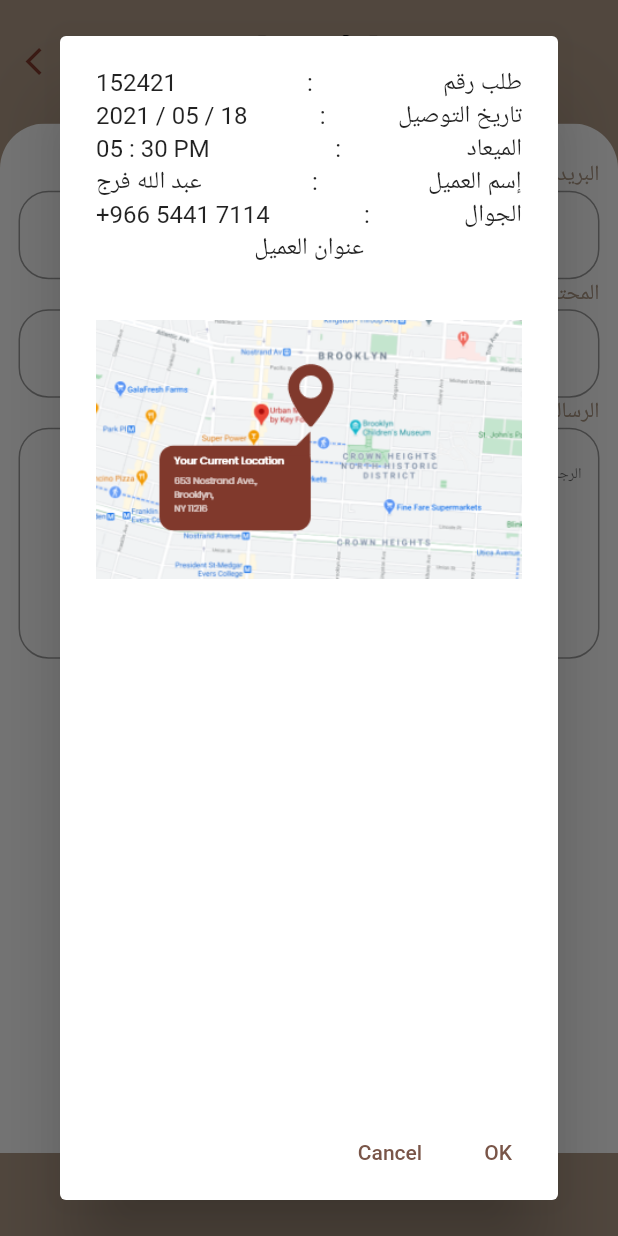
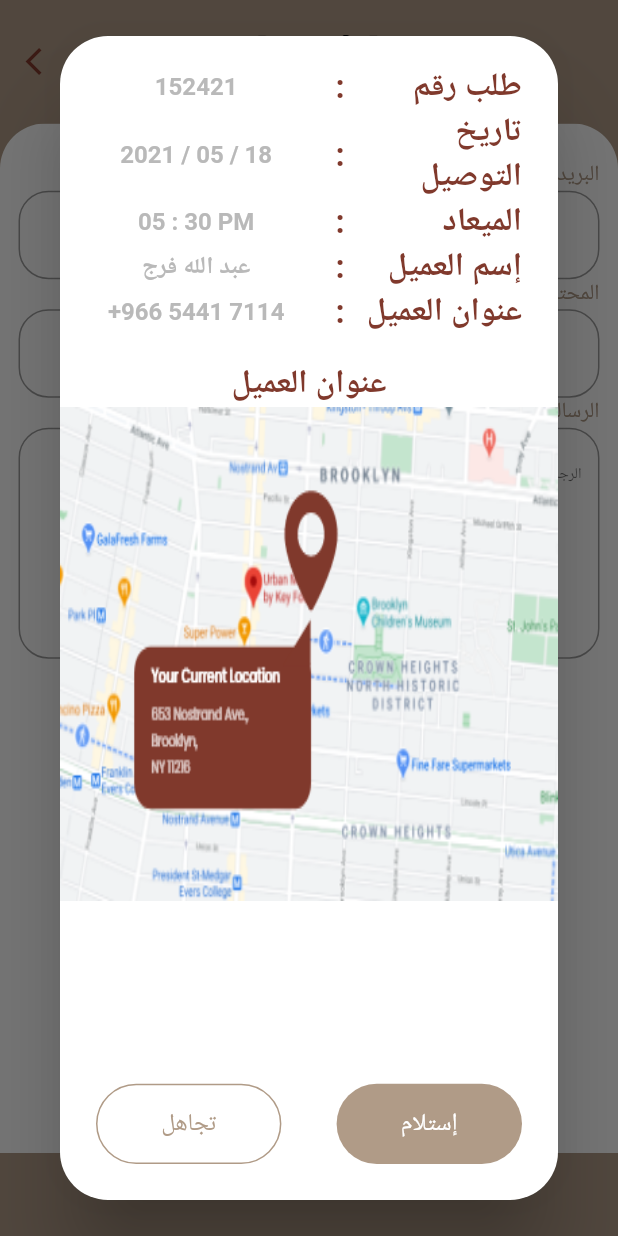
Before and after one commit to mualii/backyard_delivery, a Flutter app: the ContactScreen screen opened directly, after a tap on "إرسال", on a phone screen of 412 x 824 dp. Run offline on Flutter 3.47's test engine with Material 2 defaults, Android fonts, the phone set to English and light mode, and no system bars; our stand-ins replace after_layout, animated_bottom_navigation_bar, flutter_screenutil, font_awesome_flutter.

Commit message:
ContactScreen

```diff
--- a/lib/screens/contact_screen/contant_screen.dart
+++ b/lib/screens/contact_screen/contant_screen.dart
@@ -75,79 +75,7 @@ class ContactScreen extends StatelessWidget {
                     SizedBox(height: .05.sh),
                     InkWell(
                       onTap: () {
-                        showDialog(
-                          context: context,
-                          builder: (context) => AlertDialog(
-                            content: Column(
-                              children: [
-                                Row(
-                                  mainAxisAlignment:
-                                      MainAxisAlignment.spaceBetween,
-                                  children: [
-                                    Text('152421'),
-                                    Text(':'),
-                                    Text('طلب رقم'),
-                                  ],
-                                ),
-                                Row(
-                                  mainAxisAlignment:
-                                      MainAxisAlignment.spaceBetween,
-                                  children: [
-                                    Text('2021 / 05 / 18'),
-                                    Text(':'),
-                                    Text('تاريخ التوصيل'),
-                                  ],
-                                ),
-                                Row(
-                                  mainAxisAlignment:
-                                      MainAxisAlignment.spaceBetween,
-                                  children: [
-                                    Text('05 : 30 PM'),
-                                    Text(':'),
-                                    Text('الميعاد'),
-                                  ],
-                                ),
-                                Row(
-                                  mainAxisAlignment:
-                                      MainAxisAlignment.spaceBetween,
-                                  children: [
-                                    Text('عبد الله فرج'),
-                                    Text(':'),
-                                    Text('إسم العميل'),
-                                  ],
-                                ),
-                                Row(
-                                  mainAxisAlignment:
-                                      MainAxisAlignment.spaceBetween,
-                                  children: [
-                                    Text('+966 5441 7114'),
-                                    Text(':'),
-                                    Text('الجوال'),
-                                  ],
-                                ),
-                                Text('عنوان العميل'),
-                                Container(
-                                  height: .3.sh,
-                                  width: double.infinity,
-                                  child: Image.asset(
-                                    'assets/images/Group 8218.png',
-                                  ),
-                                ),
-                              ],
-                            ),
-                            actions: <Widget>[
-                              TextButton(
-                                onPressed: () =>
-                                    Navigator.pop(context, 'Cancel'),
-                                child: const Text('Cancel'),
-                              ),
-                              TextButton(
-                                onPressed: () => Navigator.pop(context, 'OK'),
-                                child: const Text('OK'),
-                              ),
-                            ],
-                          ),
-                        );
+                        ShowDilog(context);
                       },
                       child: Center(
                         child: Container(
@@ -177,4 +105,144 @@ class ContactScreen extends StatelessWidget {
       ),
     );
   }
+
+  void ShowDilog(BuildContext context) {
+    showDialog(
+      context: context,
+      builder: (context) => AlertDialog(
+        contentPadding: EdgeInsets.zero,
+        shape: RoundedRectangleBorder(
+            borderRadius: BorderRadius.all(Radius.circular(32.0))),
+        content: Container(
+          margin: EdgeInsets.only(top: 50.w),
+          child: Column(
+            children: [
+              RowText(title: ' طلب رقم', content: "152421"),
+              RowText(title: ' تاريخ التوصيل', content: '2021 / 05 / 18'),
+              RowText(title: ' الميعاد', content: '05 : 30 PM'),
+              RowText(title: ' إسم العميل', content: 'عبد الله فرج'),
+              RowText(title: 'عنوان العميل', content: '+966 5441 7114'),
+              SizedBox(
+                height: 50.h,
+              ),
+              Container(
+                padding: EdgeInsets.fromLTRB(24.0, 0, 24.0, 0),
+                child: Text(
+                  'عنوان العميل',
+                  style: TextStyle(
+                      color: Color(0xff80392C),
+                      fontWeight: FontWeight.bold,
+                      fontSize: 60.sp),
+                ),
+              ),
+              Container(
+                height: .4.sh,
+                width: 1.sw,
+                child: Image.asset(
+                  'assets/images/Group 8218.png',
+                  fit: BoxFit.fill,
+                ),
+              ),
+              SizedBox(
+                height: 50.h,
+              ),
+              Spacer(),
+              Container(
+                padding: EdgeInsets.fromLTRB(24.0, 0, 24.0, 24),
+                child: Row(
+                  children: [
+                    InkWell(
+                      onTap: () {
+                        Navigator.of(context).pop();
+                      },
+                      child: Center(
+                        child: Container(
+                          decoration: BoxDecoration(
+                            border: Border.all(color: Color(0xffB09B87)),
+                            borderRadius: BorderRadius.circular(30),
+                            color: Colors.white,
+                          ),
+                          height: .065.sh,
+                          width: .3.sw,
+                          child: Center(
+                              child: Text(
+                            'تجاهل',
+                            style: TextStyle(color: Color(0xffB09B87)),
+                          )),
+                        ),
+                      ),
+                    ),
+                    Spacer(),
+                    InkWell(
+                      onTap: () {
+                        Navigator.of(context).pop();
+                      },
+                      child: Center(
+                        child: Container(
+                          decoration: BoxDecoration(
+                            borderRadius: BorderRadius.circular(30),
+                            color: Color(0xffB09B87),
+                          ),
+                          height: .065.sh,
+                          width: .3.sw,
+                          child: Center(
+                              child: Text(
+                            'إستلام',
+                            style: TextStyle(color: Colors.white),
+                          )),
+                        ),
+                      ),
+                    ),
+                  ],
+                ),
+              ),
+            ],
+          ),
+        ),
+      ),
+    );
+  }
+
+  Container RowText({required String content, required String title}) {
+    return Container(
+      padding: EdgeInsets.fromLTRB(24.0, 0, 24.0, 0),
+      child: Row(
+        //  mainAxisAlignment: MainAxisAlignment.spaceBetween,
+        children: [
+          Container(
+            width: 350.w,
+            alignment: Alignment.center,
+            child: Text(
+              content,
+              textAlign: TextAlign.center,
+              style: TextStyle(
+                  color: Color(0xffB9B9B9), fontWeight: FontWeight.bold),
+            ),
+          ),
+          Spacer(),
+          Container(
+            child: Text(
+              " : ",
+              style: TextStyle(
+                  color: Color(0xff80392C),
+                  fontWeight: FontWeight.bold,
+                  fontSize: 60.sp),
+              textAlign: TextAlign.end,
+            ),
+          ),
+          Container(
+            width: 310.w,
+            child: Text(
+              title,
+              style: TextStyle(
+                  color: Color(0xff80392C),
+                  fontWeight: FontWeight.bold,
+                  fontSize: 60.sp),
+              textAlign: TextAlign.end,
+            ),
+          ),
+        ],
+      ),
+    );
+  }
 }
```
